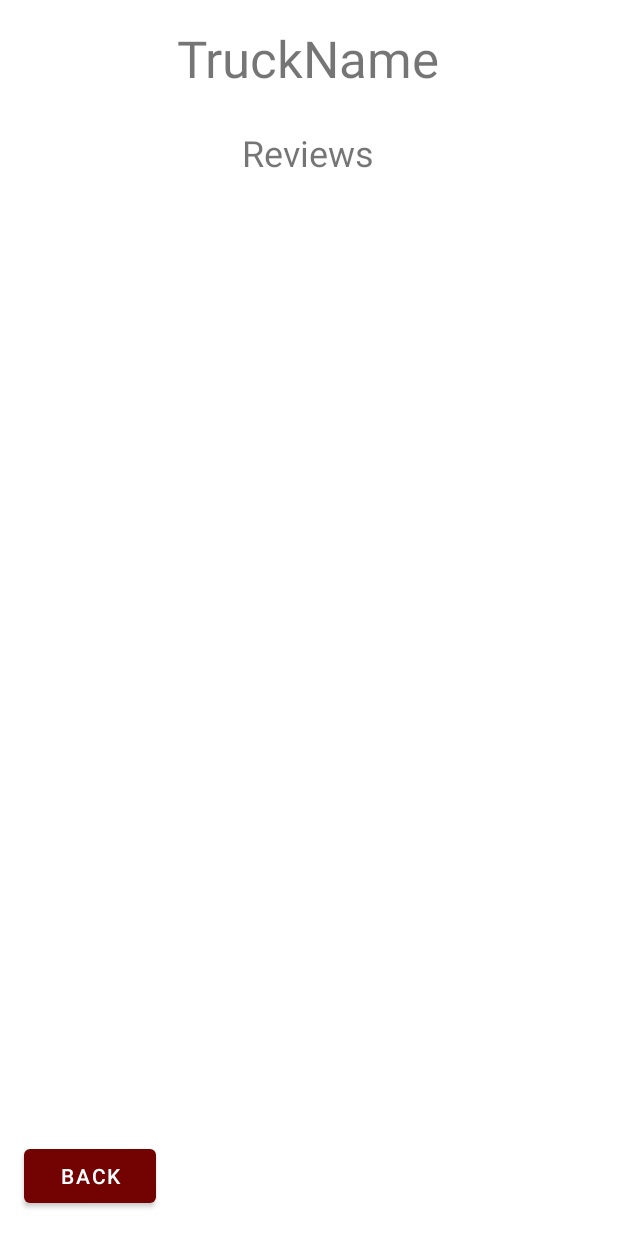
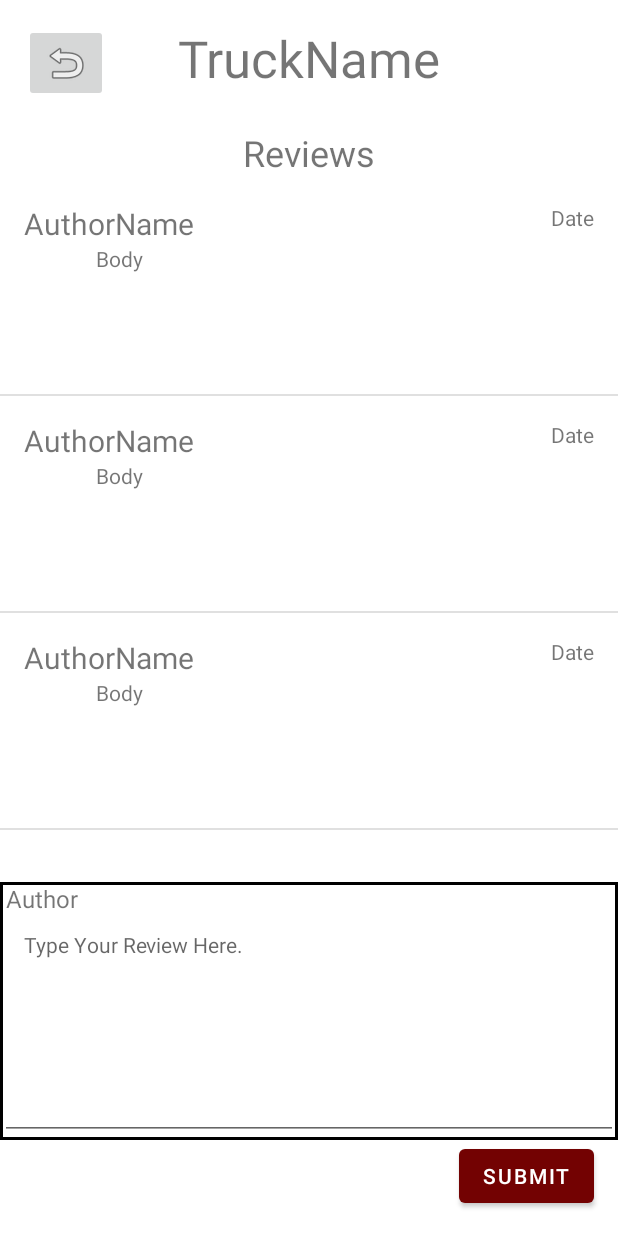
Before and after one commit to AlexanderCova/FoodTruckFinderAndroid, an Android app: the layout activity_review_screen.xml on its own in the app's theme, with its tools: preview values and no code run, on a phone screen of 412 x 824 dp. Run offline under Robolectric (Android 15) with nearby library versions, the light colour scheme and no system bars.

Commit message:
showing reviews implemented

```diff
--- /dev/null
+++ b/YouFood/app/src/main/java/com/example/youfood/Review.kt
@@ -0,0 +1,3 @@
+package com.example.youfood
+
+data class Review(var author : String, var body : String, var date : String)
--- /dev/null
+++ b/YouFood/app/src/main/java/com/example/youfood/ReviewAdapter.kt
@@ -0,0 +1,31 @@
+package com.example.youfood
+
+import android.app.Activity
+import android.view.LayoutInflater
+import android.view.View
+import android.view.ViewGroup
+import android.widget.ArrayAdapter
+import android.widget.TextView
+
+class ReviewAdapter(private val context: Activity, private val arrayList: ArrayList<Review>) : ArrayAdapter<Review>(context,
+                    R.layout.list_item,arrayList) {
+
+
+    override fun getView(position: Int, convertView: View?, parent: ViewGroup): View {
+
+        val inflater : LayoutInflater = LayoutInflater.from(context)
+        val view : View = inflater.inflate((R.layout.list_item), null)
+
+        val authorLabel : TextView = view.findViewById(R.id.authorLabel)
+        val bodyLabel : TextView = view.findViewById(R.id.bodyLabel)
+        val dateLabel : TextView = view.findViewById(R.id.dateLabel)
+
+        authorLabel.text = arrayList[position].author
+        bodyLabel.text = arrayList[position].body
+        dateLabel.text = arrayList[position].date
+
+
+
+        return view
+    }
+}
--- a/YouFood/app/src/main/java/com/example/youfood/ReviewScreen.kt
+++ b/YouFood/app/src/main/java/com/example/youfood/ReviewScreen.kt
@@ -2,10 +2,60 @@ package com.example.youfood
 
 import androidx.appcompat.app.AppCompatActivity
 import android.os.Bundle
+import android.util.Log
+import android.widget.ListView
+import com.github.kittinunf.fuel.Fuel
+import com.github.kittinunf.fuel.coroutines.awaitStringResponseResult
+import kotlinx.coroutines.runBlocking
 
 class ReviewScreen : AppCompatActivity() {
+
+    private lateinit var reviewBodyArray : Array<String>
+    private lateinit var reviewAuthorArray: Array<String>
+    private lateinit var reviewDateArray: Array<String>
+
+    private lateinit var reviewArrayList : ArrayList<Review>
+
     override fun onCreate(savedInstanceState: Bundle?) {
         super.onCreate(savedInstanceState)
         setContentView(R.layout.activity_review_screen)
+
+        val truckemail = intent.getStringArrayExtra("truckemail")
+        val reviewList = findViewById<ListView>(R.id.reviewList)
+
+        runBlocking {
+            val (request, response, result) = Fuel.get("http://foodtruckfindermi.com/review-query?truck=${truckemail}").awaitStringResponseResult()
+
+            result.fold(
+                { data ->
+                    var reviewArray = data.split("^").toTypedArray()
+                    reviewAuthorArray = reviewArray[1].split("`").toTypedArray()
+                    reviewAuthorArray = reviewAuthorArray.drop(1).toTypedArray()
+                    reviewBodyArray = reviewArray[2].split("`").toTypedArray()
+                    reviewBodyArray = reviewBodyArray.drop(1).toTypedArray()
+                    reviewDateArray = reviewArray[3].split("`").toTypedArray()
+                    reviewDateArray = reviewDateArray.drop(1).toTypedArray()
+
+                    reviewArrayList = ArrayList()
+
+                    for(i in reviewAuthorArray.indices){
+
+                        val review = Review(reviewAuthorArray[i], reviewBodyArray[i], reviewDateArray[i])
+                        reviewArrayList.add(review)
+                    }
+
+                    reviewList.adapter = ReviewAdapter(this@ReviewScreen, reviewArrayList)
+
+
+
+
+                },
+                { error -> Log.e("http" , "${error}")})
+        }
+
+
     }
+
+
+
 }
--- /dev/null
+++ b/YouFood/app/src/main/res/drawable/layout_outline.xml
@@ -0,0 +1,8 @@
+<?xml version="1.0" encoding="utf-8"?>
+<shape xmlns:android="http://schemas.android.com/apk/res/android"
+    android:shape="rectangle">
+
+    <stroke
+        android:color="@color/black"
+        android:width="2dp"/>
+</shape>
--- a/YouFood/app/src/main/res/layout/activity_review_screen.xml
+++ b/YouFood/app/src/main/res/layout/activity_review_screen.xml
@@ -13,7 +13,6 @@
         android:layout_marginTop="16dp"
         android:textSize="34sp"
         app:layout_constraintEnd_toEndOf="parent"
-        app:layout_constraintHorizontal_bias="0.498"
         app:layout_constraintStart_toStartOf="parent"
         app:layout_constraintTop_toTopOf="parent"
         tools:text="TruckName" />
@@ -26,7 +25,6 @@
         android:text="@string/reviews_hint"
         android:textSize="24sp"
         app:layout_constraintEnd_toEndOf="parent"
-        app:layout_constraintHorizontal_bias="0.498"
         app:layout_constraintStart_toStartOf="parent"
         app:layout_constraintTop_toBottomOf="@+id/nameLabel" />
 
@@ -35,18 +33,65 @@
         android:layout_width="0dp"
         android:layout_height="0dp"
         android:layout_marginTop="1dp"
-        app:layout_constraintBottom_toTopOf="@+id/reviewBackButton"
+        android:layout_marginBottom="16dp"
+        android:paddingBottom="16dp"
+        app:layout_constraintBottom_toTopOf="@+id/linearLayout3"
         app:layout_constraintEnd_toEndOf="parent"
+        app:layout_constraintHorizontal_bias="0.0"
         app:layout_constraintStart_toStartOf="parent"
-        app:layout_constraintTop_toBottomOf="@+id/reviewLabel" />
+        app:layout_constraintTop_toBottomOf="@+id/reviewLabel"
+        tools:listitem="@layout/list_item" />
+
+    <LinearLayout
+        android:id="@+id/linearLayout3"
+        android:layout_width="0dp"
+        android:layout_height="wrap_content"
+        android:background="@drawable/layout_outline"
+        android:orientation="vertical"
+        android:outlineProvider="background"
+        app:layout_constraintBottom_toTopOf="@+id/submitReviewButton"
+        app:layout_constraintEnd_toEndOf="parent"
+        app:layout_constraintStart_toStartOf="parent">
+
+        <TextView
+            android:id="@+id/authorReviewLabel"
+            android:layout_width="match_parent"
+            android:layout_height="wrap_content"
+            android:paddingLeft="4dp"
+            android:paddingRight="4dp"
+            android:textSize="16sp"
+            tools:text="Author" />
+
+        <EditText
+            android:id="@+id/bodyTextEdit"
+            android:layout_width="match_parent"
+            android:layout_height="150dp"
+            android:autofillHints=""
+            android:ems="10"
+            android:gravity="start|top"
+            android:hint="Type Your Review Here."
+            android:inputType="textMultiLine"
+            android:paddingLeft="16dp"
+            android:textSize="14sp" />
+    </LinearLayout>
 
     <Button
-        android:id="@+id/reviewBackButton"
+        android:id="@+id/submitReviewButton"
+        android:layout_width="wrap_content"
+        android:layout_height="wrap_content"
+        android:layout_marginEnd="16dp"
+        android:layout_marginBottom="16dp"
+        android:text="Submit"
+        app:layout_constraintBottom_toBottomOf="parent"
+        app:layout_constraintEnd_toEndOf="parent" />
+
+    <ImageButton
+        android:id="@+id/imageButton"
         android:layout_width="wrap_content"
         android:layout_height="wrap_content"
         android:layout_marginStart="16dp"
-        android:layout_marginBottom="16dp"
-        android:text="@string/back_hint"
-        app:layout_constraintBottom_toBottomOf="parent"
-        app:layout_constraintStart_toStartOf="parent" />
+        android:layout_marginTop="16dp"
+        app:layout_constraintStart_toStartOf="parent"
+        app:layout_constraintTop_toTopOf="parent"
+        app:srcCompat="@android:drawable/ic_menu_revert" />
 </androidx.constraintlayout.widget.ConstraintLayout>
--- /dev/null
+++ b/YouFood/app/src/main/res/layout/list_item.xml
@@ -0,0 +1,45 @@
+<?xml version="1.0" encoding="utf-8"?>
+<LinearLayout xmlns:android="http://schemas.android.com/apk/res/android"
+    xmlns:app="http://schemas.android.com/apk/res-auto"
+    xmlns:tools="http://schemas.android.com/tools"
+    android:orientation="vertical"
+    android:layout_width="match_parent"
+    android:layout_height="match_parent">
+
+
+    <androidx.constraintlayout.widget.ConstraintLayout
+        android:layout_width="match_parent"
+        android:layout_height="wrap_content">
+
+        <TextView
+            android:id="@+id/dateLabel"
+            android:layout_width="wrap_content"
+            android:layout_height="wrap_content"
+            android:layout_marginTop="16dp"
+            android:layout_marginEnd="16dp"
+            android:textAlignment="textEnd"
+            app:layout_constraintEnd_toEndOf="parent"
+            app:layout_constraintTop_toTopOf="parent"
+            tools:text="Date" />
+
+        <TextView
+            android:id="@+id/authorLabel"
+            android:layout_width="wrap_content"
+            android:layout_height="wrap_content"
+            android:layout_marginStart="16dp"
+            android:layout_marginTop="16dp"
+            android:textSize="20sp"
+            app:layout_constraintStart_toStartOf="parent"
+            app:layout_constraintTop_toTopOf="parent"
+            tools:text="AuthorName" />
+    </androidx.constraintlayout.widget.ConstraintLayout>
+
+    <TextView
+        android:id="@+id/bodyLabel"
+        android:layout_width="match_parent"
+        android:layout_height="100dp"
+        android:paddingLeft="64dp"
+        android:textAlignment="textStart"
+        tools:text="Body" />
+
+</LinearLayout>
```
